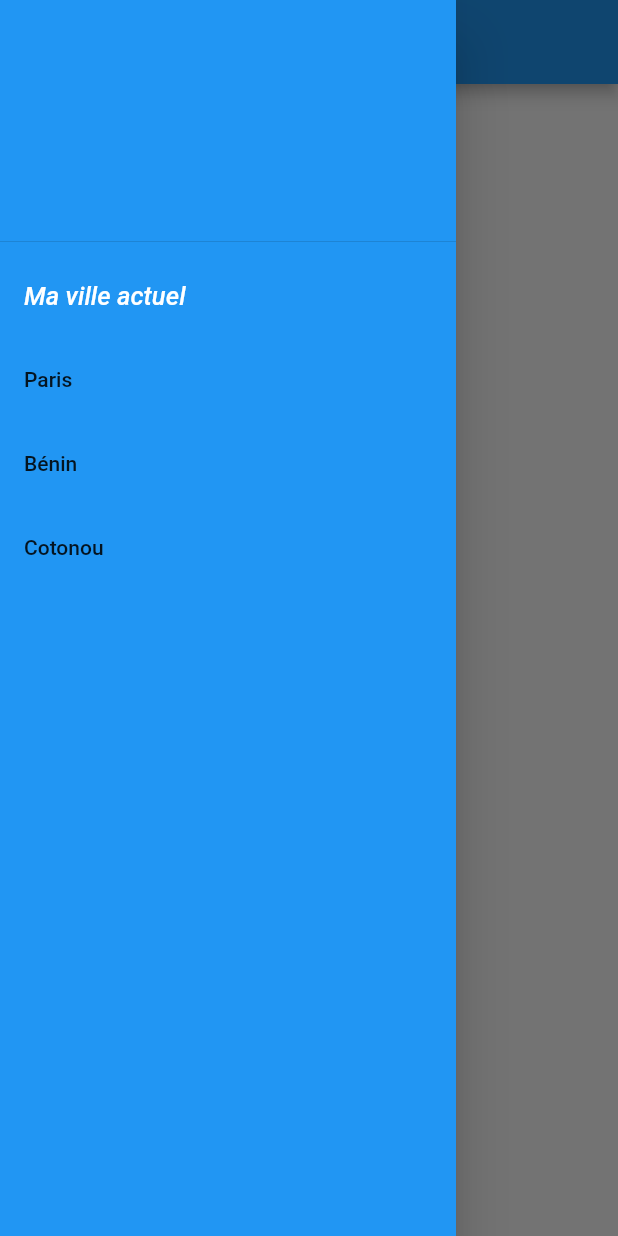
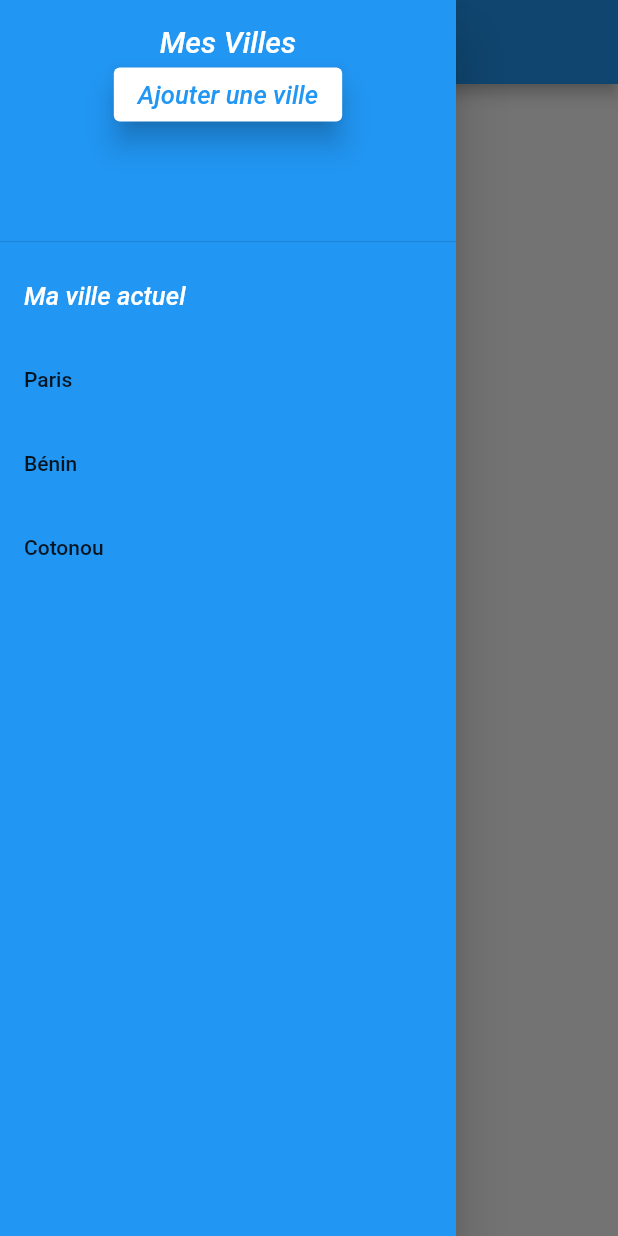
Before and after one commit to princeGedeon/Application_mobile_meteo, a Flutter app: the screen it shows after launch, with the side drawer open, on a phone screen of 412 x 824 dp. Run offline on Flutter 3.47's test engine with Material 2 defaults, Android fonts, the phone set to English and light mode, and no system bars.

Commit message:
Mise en place du drawerheader'

```diff
--- a/lib/main.dart
+++ b/lib/main.dart
@@ -50,7 +50,15 @@ class _MyHomePageState extends State<MyHomePage> {
           child: ListView.builder(itemBuilder: (context,index){
 
             if(index==0){
-              return DrawerHeader(child: Container());
+              return DrawerHeader(child: Column(
+                children: [
+                  textAvecStyle("Mes Villes",fontSize: 20.0,
+                  ),
+                  ElevatedButton(
+                    style: ElevatedButton.styleFrom(primary: Colors.white,elevation: 8),
+                  onPressed: ajoutVille, child:textAvecStyle("Ajouter une ville",color: Colors.blue), )
+                ],
+              ));
             }else if (index==1){
               return ListTile(
                 title: textAvecStyle("Ma ville actuel"),
@@ -97,4 +105,21 @@ class _MyHomePageState extends State<MyHomePage> {
     return Text(data,style: TextStyle(color: color,fontSize: fontSize,fontStyle: fontStyle),);
 
   }
+
+  Future<void> ajoutVille() async{
+    return  showDialog(barrierDismissible: true,context: context, builder: (BuildContext ctx){
+        return SimpleDialog(
+          contentPadding: EdgeInsets.all(20),
+          title: textAvecStyle("Ajoutez une ville",fontSize: 22.0,color: Colors.blue),
+          children: [
+            TextField(
+              decoration: InputDecoration(labelText: "ville"),
+              onSubmitted: (String str){
+                Navigator.pop(context);
+              }
+            )
+          ],
+        );
+    });
+  }
 }
```
